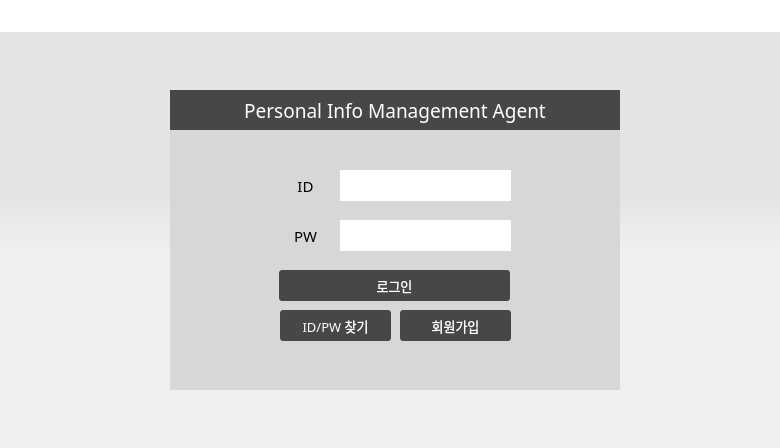
Qt form UI/loginGUI.ui (ChaeHyunsic/PIM_agent) before a commit.
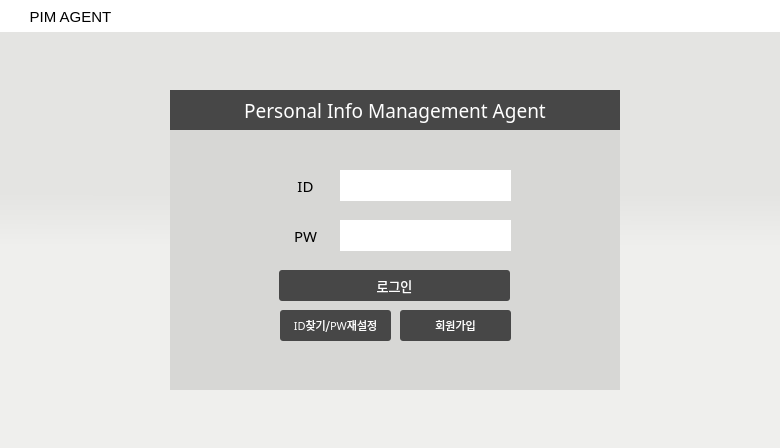
The same form after that commit.

Diff of the .ui file:
```diff
--- a/UI/loginGUI.ui
+++ b/UI/loginGUI.ui
@@ -553,7 +553,7 @@
     <property name="font">
      <font>
       <family>HY견고딕</family>
-      <pointsize>10</pointsize>
+      <pointsize>8</pointsize>
       <weight>50</weight>
       <bold>false</bold>
      </font>
@@ -571,7 +571,7 @@
  }</string>
     </property>
     <property name="text">
-     <string>ID/PW 찾기</string>
+     <string>ID찾기/PW재설정</string>
     </property>
    </widget>
    <widget class="QPushButton" name="joinBtn">
@@ -758,7 +758,7 @@
     <property name="font">
      <font>
       <family>HY견고딕</family>
-      <pointsize>10</pointsize>
+      <pointsize>8</pointsize>
       <weight>50</weight>
       <bold>false</bold>
      </font>
@@ -889,11 +889,41 @@
     <set>Qt::AlignCenter</set>
    </property>
   </widget>
+  <widget class="QLabel" name="iconlabel_2">
+   <property name="geometry">
+    <rect>
+     <x>15</x>
+     <y>2</y>
+     <width>111</width>
+     <height>30</height>
+    </rect>
+   </property>
+   <property name="font">
+    <font>
+     <family>Arial</family>
+     <pointsize>11</pointsize>
+     <weight>50</weight>
+     <bold>false</bold>
+    </font>
+   </property>
+   <property name="styleSheet">
+    <string notr="true">color: black;
+background-color: transparent;
+text-align:center;</string>
+   </property>
+   <property name="text">
+    <string>PIM AGENT</string>
+   </property>
+   <property name="alignment">
+    <set>Qt::AlignCenter</set>
+   </property>
+  </widget>
   <zorder>titleLabel_2</zorder>
   <zorder>frame</zorder>
   <zorder>runBackgroundBtn</zorder>
   <zorder>minimizeBtn</zorder>
   <zorder>iconlabel</zorder>
+  <zorder>iconlabel_2</zorder>
  </widget>
  <resources/>
  <connections/>
```
